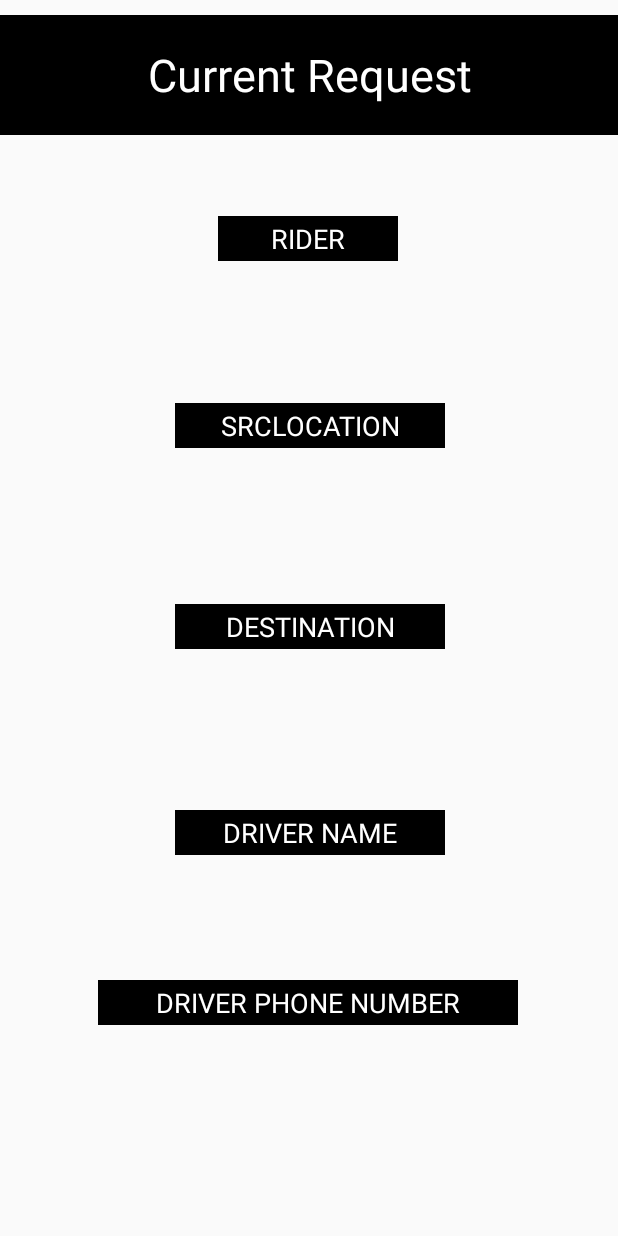
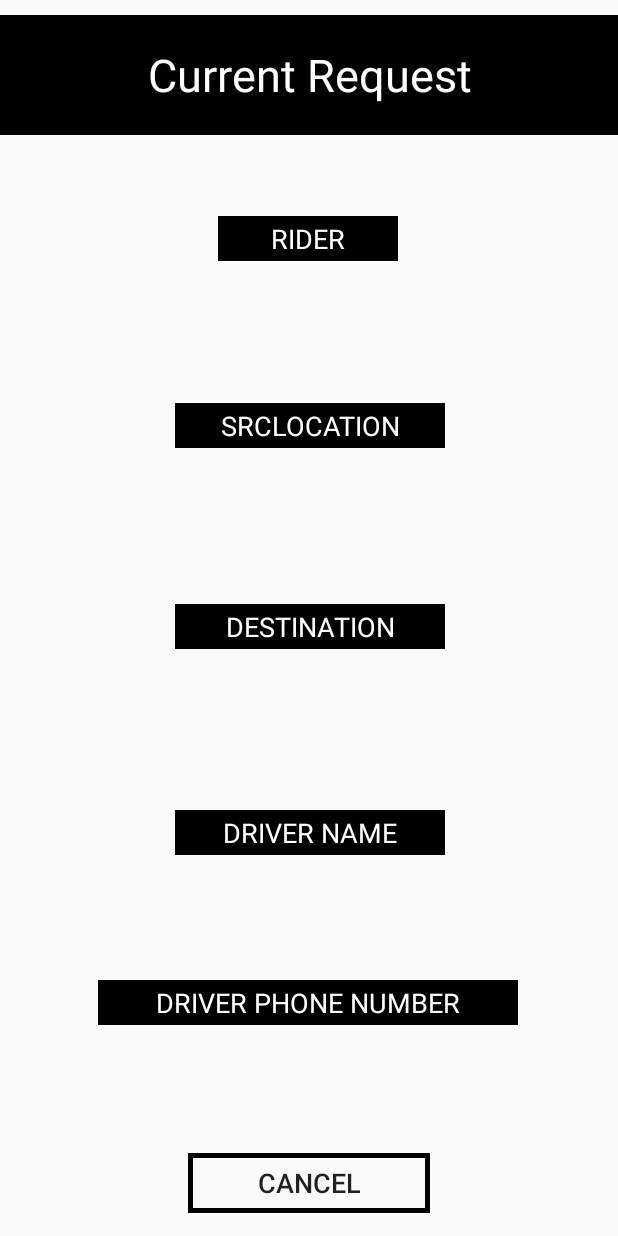
Before and after one commit to CMPUT301W20T03/OnTime, an Android app: the OLRider_CR screen opened directly, with no data from a screen before it, on a phone screen of 412 x 824 dp. Run offline under Robolectric (Android 15) with nearby library versions, the phone set to English and light mode, and no system bars; our stand-ins replace Firebase (no records; nobody signed in at launch, a user with empty details on screens opened directly).

Commit message:
Current request xml changed by LichengXie

```diff
--- a/app/src/main/res/layout/activity_rider_current_request.xml
+++ b/app/src/main/res/layout/activity_rider_current_request.xml
@@ -177,4 +177,19 @@
         app:layout_constraintStart_toStartOf="parent"
         app:layout_constraintTop_toTopOf="parent"
         app:layout_constraintVertical_bias="0.181" />
+
+    <Button
+        android:id="@+id/cancel_button"
+        android:layout_width="161dp"
+        android:layout_height="40dp"
+        android:background="@drawable/border_line"
+        android:text="Cancel"
+        android:textColorHint="@color/black"
+        android:textSize="18sp"
+        app:layout_constraintBottom_toBottomOf="parent"
+        app:layout_constraintEnd_toEndOf="parent"
+        app:layout_constraintHorizontal_bias="0.5"
+        app:layout_constraintStart_toStartOf="parent"
+        app:layout_constraintTop_toBottomOf="@+id/textView10"
+        app:layout_constraintVertical_bias="0.845" />
 </androidx.constraintlayout.widget.ConstraintLayout>
```
